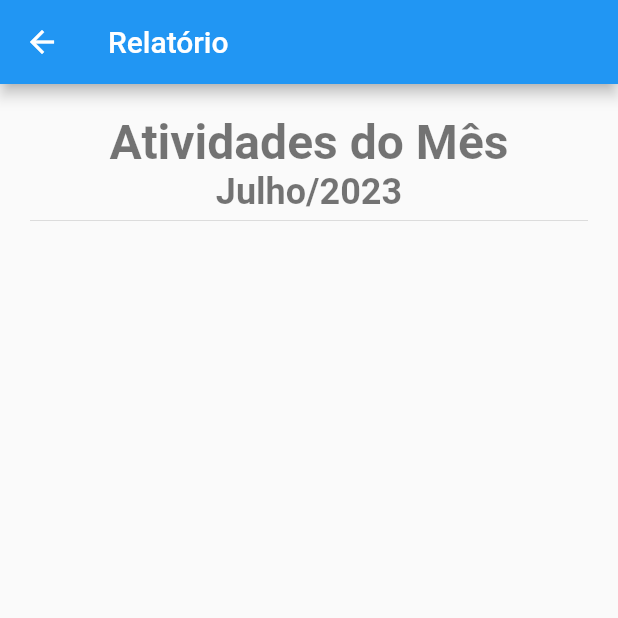
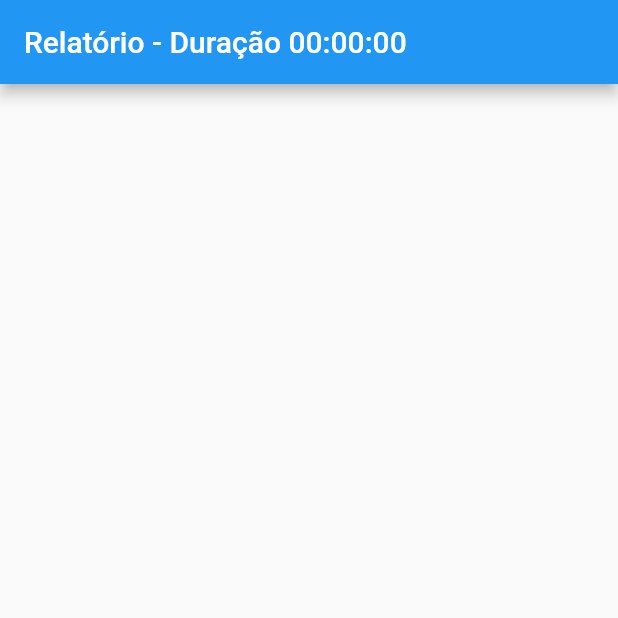
Before and after one commit to osmarmartins/app-ponto-remoto, a Flutter app: the RelatorioPage screen opened directly, on a phone screen of 412 x 824 dp, the top half of it. Run offline on Flutter 3.47's test engine with Material 2 defaults, Android fonts, the phone set to English and light mode, and no system bars; our stand-ins replace get, sqflite; accounts and stored records are empty.

Commit message:
Relatório de pontos

```diff
--- a/lib/src/controllers/relatorio_controller.dart
+++ b/lib/src/controllers/relatorio_controller.dart
@@ -5,11 +5,17 @@ import '../models/ponto.dart';
 class RelatorioController extends GetxController {
   RxList<Ponto> pontos = <Ponto>[].obs;
 
+  set items(Future<List<Ponto>> items) {}
+
   void adicionarPonto(Ponto ponto) {
     pontos.add(ponto);
   }
 
-  void removerPonto(Ponto ponto) {
-    pontos.remove(ponto);
+  Duration tempoTotal() {
+    return pontos.isEmpty
+        ? Duration.zero
+        : pontos
+            .map((ponto) => ponto.tempo())
+            .reduce((acc, tempo) => acc + tempo);
   }
 }
--- a/lib/src/models/usuario.dart
+++ b/lib/src/models/usuario.dart
@@ -1,11 +1,9 @@
 class Usuario {
-  String id;
   String nome;
   String projeto;
   String tarefa;
 
   Usuario({
-    required this.id,
     required this.nome,
     required this.projeto,
     required this.tarefa,
--- a/lib/src/views/menu_view.dart
+++ b/lib/src/views/menu_view.dart
@@ -22,7 +22,7 @@ class _MenuPageState extends State<MenuPage> {
         physics: const NeverScrollableScrollPhysics(),
         children: [
           PontoPage(),
-          const RelatorioPage(),
+          RelatorioPage(),
           const UsuarioPage(),
         ],
       ),
--- a/lib/src/views/relatorio_view.dart
+++ b/lib/src/views/relatorio_view.dart
@@ -1,29 +1,36 @@
 import 'package:flutter/material.dart';
-import 'package:ponto_remoto/src/components/subtitulo_widget.dart';
-import 'package:ponto_remoto/src/components/titulo_widget.dart';
+import 'package:get/get.dart';
+
+import '../controllers/relatorio_controller.dart';
+import '../controllers/usuario_controller.dart';
+import '../helpers/date_time_helper.dart';
 
 class RelatorioPage extends StatelessWidget {
-  const RelatorioPage({super.key});
+  RelatorioPage({super.key});
+
+  final UsuarioController usuarioController = Get.put(UsuarioController());
+  final RelatorioController controller = Get.put(RelatorioController());
 
   @override
   Widget build(BuildContext context) {
+    var items = controller.pontos;
+    var tempo = DateTimeHelper.formatarDuration(controller.tempoTotal());
     return Scaffold(
       appBar: AppBar(
-        title: const Text(
-          'Relatório',
+        title: Text(
+          'Relatório - Duração $tempo',
         ),
       ),
-      body: const Center(
-        child: Padding(
-          padding: EdgeInsets.all(20.0),
-          child: Column(
-            children: [
-              TituloWidget(texto: 'Atividades do Mês'),
-              SubTituloWidget(texto: 'Julho/2023'),
-              Divider(height: 10)
-            ],
-          ),
-        ),
+      body: ListView.builder(
+        itemCount: items.length,
+        itemBuilder: (context, index) {
+          final item = items[index];
+
+          return ListTile(
+            title: Text('${item.projeto} - ${item.atividade}'),
+            subtitle: Text(item.duracao()),
+          );
+        },
       ),
     );
   }
--- a/pubspec.yaml
+++ b/pubspec.yaml
@@ -9,7 +9,9 @@ environment:
 dependencies:
   flutter:
     sdk: flutter
+  path: ^1.8.3
   get: ^4.6.5
+  sqflite: ^2.3.0
 
 dev_dependencies:
   flutter_test:
```
Also changed, not shown: lib/src/data/database.dart (added, +53 -0 lines), lib/src/models/ponto.dart (+30 -0 lines), lib/src/views/ponto_view.dart (+3 -5 lines), pubspec.lock.
